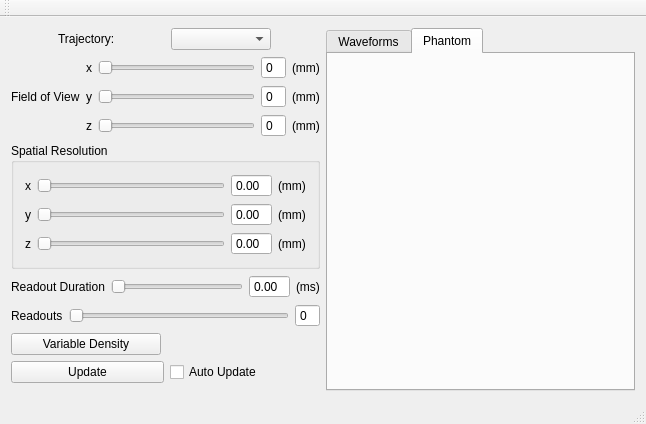
First picture: the form in trajectorydesigner/mainwindow.ui, repository nio1814/MRItrajectory, before the edit.
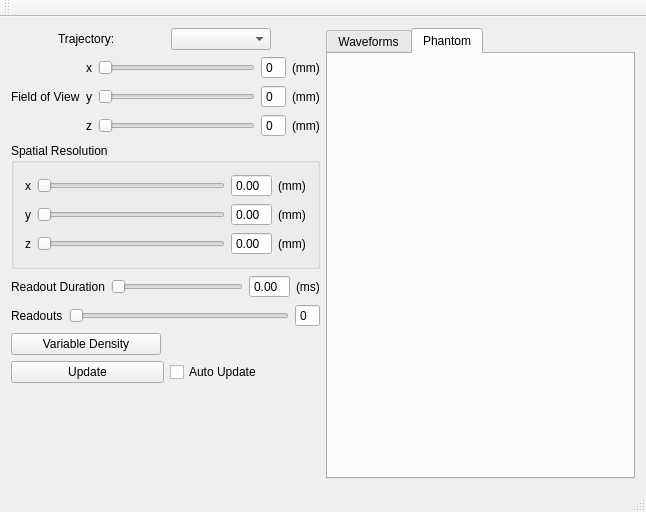
Second picture: the form after the edit. The open tabs and pages were chosen to show the change.

Commit message: stretching phantom image

Patch:
```diff
--- a/trajectorydesigner/mainwindow.ui
+++ b/trajectorydesigner/mainwindow.ui
@@ -7,7 +7,7 @@
     <x>0</x>
     <y>0</y>
     <width>646</width>
-    <height>424</height>
+    <height>512</height>
    </rect>
   </property>
   <property name="windowTitle">
@@ -437,6 +437,11 @@
        <attribute name="title">
         <string>Phantom</string>
        </attribute>
+       <layout class="QVBoxLayout" name="verticalLayout_4">
+        <item>
+         <layout class="QVBoxLayout" name="phantomLayout"/>
+        </item>
+       </layout>
       </widget>
      </widget>
     </item>
```
Left out of the diff: 4 changed lines with no effect on the pictures. The commit also changes 2 other files.
